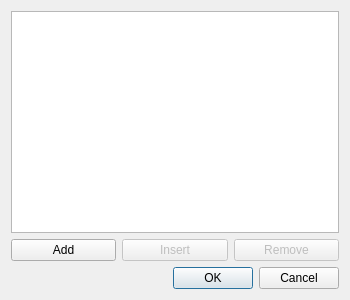
This is run_list.ui in GNHua/Ocean-optics-spectrometer as Qt 5 draws it before an edit. The edited form follows.
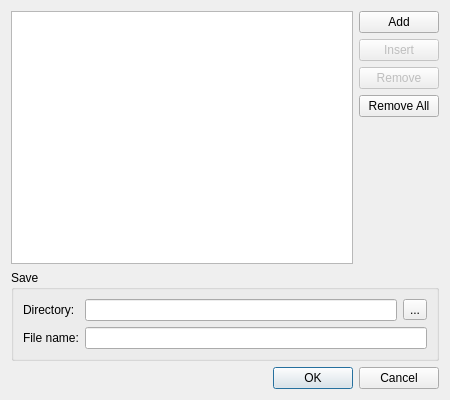
This is the edited form.

Commit message: add 'save multirun save function'

```diff
--- a/run_list.ui
+++ b/run_list.ui
@@ -6,15 +6,15 @@
    <rect>
     <x>0</x>
     <y>0</y>
-    <width>350</width>
-    <height>300</height>
+    <width>450</width>
+    <height>400</height>
    </rect>
   </property>
   <property name="windowTitle">
    <string>Run List</string>
   </property>
-  <layout class="QVBoxLayout" name="verticalLayout">
-   <item>
+  <layout class="QGridLayout" name="gridLayout_2">
+   <item row="0" column="0" rowspan="2">
     <widget class="QTableView" name="tableViewRun">
      <property name="dragEnabled">
       <bool>false</bool>
@@ -33,10 +33,16 @@
      </attribute>
     </widget>
    </item>
-   <item>
-    <layout class="QHBoxLayout" name="horizontalLayout">
+   <item row="0" column="1">
+    <layout class="QVBoxLayout" name="verticalLayout">
      <item>
       <widget class="QPushButton" name="pushButtonAdd">
+       <property name="sizePolicy">
+        <sizepolicy hsizetype="Minimum" vsizetype="Fixed">
+         <horstretch>0</horstretch>
+         <verstretch>0</verstretch>
+        </sizepolicy>
+       </property>
        <property name="text">
         <string>Add</string>
        </property>
@@ -47,6 +53,12 @@
        <property name="enabled">
         <bool>false</bool>
        </property>
+       <property name="sizePolicy">
+        <sizepolicy hsizetype="Minimum" vsizetype="Fixed">
+         <horstretch>0</horstretch>
+         <verstretch>0</verstretch>
+        </sizepolicy>
+       </property>
        <property name="text">
         <string>Insert</string>
        </property>
@@ -57,14 +69,98 @@
        <property name="enabled">
         <bool>false</bool>
        </property>
+       <property name="sizePolicy">
+        <sizepolicy hsizetype="Minimum" vsizetype="Fixed">
+         <horstretch>0</horstretch>
+         <verstretch>0</verstretch>
+        </sizepolicy>
+       </property>
        <property name="text">
         <string>Remove</string>
        </property>
       </widget>
      </item>
+     <item>
+      <widget class="QPushButton" name="pushButtonRemoveAll">
+       <property name="enabled">
+        <bool>true</bool>
+       </property>
+       <property name="sizePolicy">
+        <sizepolicy hsizetype="Minimum" vsizetype="Fixed">
+         <horstretch>0</horstretch>
+         <verstretch>0</verstretch>
+        </sizepolicy>
+       </property>
+       <property name="text">
+        <string>Remove All</string>
+       </property>
+      </widget>
+     </item>
     </layout>
    </item>
-   <item>
+   <item row="1" column="1">
+    <spacer name="verticalSpacer">
+     <property name="orientation">
+      <enum>Qt::Vertical</enum>
+     </property>
+     <property name="sizeHint" stdset="0">
+      <size>
+       <width>20</width>
+       <height>100</height>
+      </size>
+     </property>
+    </spacer>
+   </item>
+   <item row="2" column="0" colspan="2">
+    <widget class="QGroupBox" name="groupBox">
+     <property name="title">
+      <string>Save</string>
+     </property>
+     <layout class="QGridLayout" name="gridLayout">
+      <item row="0" column="0">
+       <widget class="QLabel" name="label">
+        <property name="toolTip">
+         <string/>
+        </property>
+        <property name="text">
+         <string>Directory:</string>
+        </property>
+       </widget>
+      </item>
+      <item row="0" column="1">
+       <widget class="QLineEdit" name="lineEditDir"/>
+      </item>
+      <item row="0" column="2">
+       <widget class="QToolButton" name="toolButtonDir">
+        <property name="text">
+         <string>...</string>
+        </property>
+       </widget>
+      </item>
+      <item row="1" column="0">
+       <widget class="QLabel" name="label_2">
+        <property name="text">
+         <string>File name:</string>
+        </property>
+       </widget>
+      </item>
+      <item row="1" column="1" colspan="2">
+       <widget class="QLineEdit" name="lineEditFn"/>
+      </item>
+     </layout>
+     <zorder>toolButtonDir</zorder>
+     <zorder>label</zorder>
+     <zorder>lineEditDir</zorder>
+     <zorder>label_2</zorder>
+     <zorder>lineEditFn</zorder>
+     <zorder>label_2</zorder>
+     <zorder>label</zorder>
+     <zorder>lineEditFn</zorder>
+     <zorder>lineEditDir</zorder>
+     <zorder>toolButtonDir</zorder>
+    </widget>
+   </item>
+   <item row="3" column="0" colspan="2">
     <widget class="QDialogButtonBox" name="buttonBox">
      <property name="orientation">
       <enum>Qt::Horizontal</enum>
```
The commit also changes 2 other files.
